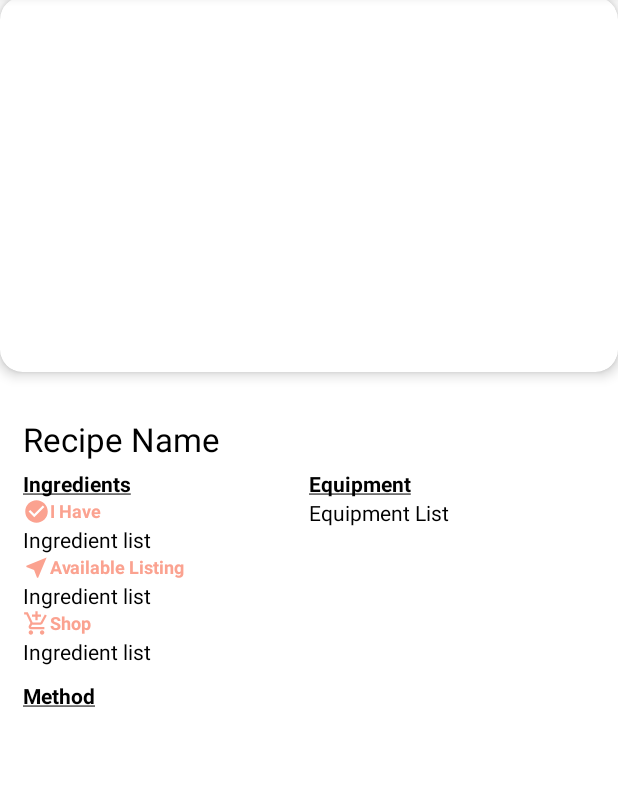
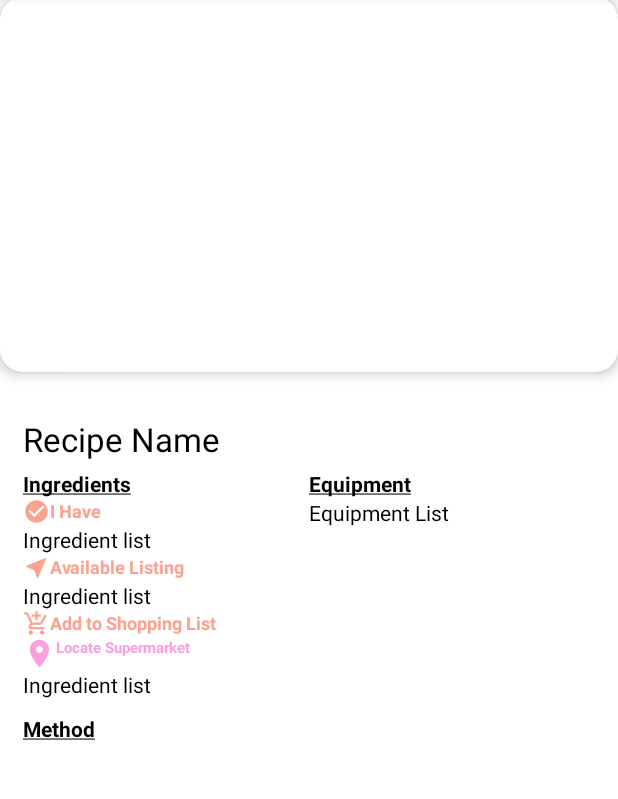
Before and after one commit to ellaburke/FYP, an Android app: the ViewFullRecipeActivity screen opened directly, with no data from a screen before it, on a phone screen of 412 x 824 dp, the part 87-886 px from its top. Run offline under Robolectric (Android 15) with nearby library versions, the phone set to English and light mode, and no system bars; our stand-ins replace Firebase (no records; nobody signed in at launch, a user with empty details on screens opened directly), Picasso; pictures from the network do not load; Roboto replaces fonts that are not available here; 3 statements that could not run were skipped.

Commit message:
7th April - Delete Items from MyKitchenIngredients2/ MyShoppingListActivity complete - Fixed adding to MyKitchenIngredients2 by ID - ViewFullRecipeActivity locate shops or add to shopping list

```diff
--- a/app/src/main/java/com/example/fyp_1/Recipe/ViewFullRecipeActivity.java
+++ b/app/src/main/java/com/example/fyp_1/Recipe/ViewFullRecipeActivity.java
@@ -21,6 +21,7 @@ import com.example.fyp_1.Maps.MapToShop;
 import com.example.fyp_1.MyKitchenItem;
 import com.example.fyp_1.R;
 import com.example.fyp_1.model.Listing;
+import com.example.fyp_1.model.MyShoppingListItem;
 import com.example.fyp_1.model.RecipeInstructionStep;
 import com.example.fyp_1.model.RecipeInstructionStepEquipment;
 import com.example.fyp_1.model.RecipeInstructionStepIngredient;
@@ -28,6 +29,7 @@ import com.example.fyp_1.model.RecipeInstructions;
 import com.fasterxml.jackson.core.JsonProcessingException;
 import com.fasterxml.jackson.databind.ObjectMapper;
 import com.google.firebase.auth.FirebaseAuth;
+import com.google.firebase.auth.FirebaseUser;
 import com.google.firebase.database.DataSnapshot;
 import com.google.firebase.database.DatabaseError;
 import com.google.firebase.database.DatabaseReference;
@@ -53,7 +55,7 @@ public class ViewFullRecipeActivity extends AppCompatActivity {
     String myIngList = "";
     String recipeNameToDisplay, recipeImageURLToDisplay;
     ImageView recipeImageView;
-    TextView recipeNameTV, recipeIngredientTV, recipeIngredientListTV, recipeIngredientListTVListed, recipeIngredientListTVShop, ingredientEquipmentTV, ingredientEquipmentListTV, ingredientMethodTV, ingredientMethodListTV, shopTVToMap, listingsAvailableNearMe;
+    TextView recipeNameTV, recipeIngredientTV, recipeIngredientListTV, recipeIngredientListTVListed, recipeIngredientListTVShop, ingredientEquipmentTV, ingredientEquipmentListTV, ingredientMethodTV, ingredientMethodListTV, addToShoppingListTV, listingsAvailableNearMe, locateSupermarket;
 
     //RCV compnents
     RecyclerView mRecyclerView;
@@ -64,6 +66,13 @@ public class ViewFullRecipeActivity extends AppCompatActivity {
     DatabaseReference rootRef;
     DatabaseReference kitchenItemRef;
     private FirebaseAuth mAuth;
+    private FirebaseUser user;
+    private String userId;
+    String itemId;
+    DatabaseReference mDatabaseRef;
+
+    //MyShoppingListItem & List
+    MyShoppingListItem myShoppingListItem;
 
     @RequiresApi(api = Build.VERSION_CODES.O)
     @Override
@@ -82,16 +91,20 @@ public class ViewFullRecipeActivity extends AppCompatActivity {
         ingredientEquipmentListTV = (TextView) findViewById(R.id.displayFullRecipeEquipmentListTV);
         ingredientMethodTV = (TextView) findViewById(R.id.displayFullRecipeMethodTV);
         ingredientMethodTV.setPaintFlags(ingredientMethodTV.getPaintFlags() | Paint.UNDERLINE_TEXT_FLAG);
-        shopTVToMap = (TextView) findViewById(R.id.TVIWillShopFor);
+        addToShoppingListTV = (TextView) findViewById(R.id.TVIWillShopFor);
         listingsAvailableNearMe = (TextView) findViewById(R.id.TVListedNearMe);
         listingsAvailableNearMe.setTooltipText("Click ingredient to view listings");
         //ingredientMethodListTV = (TextView) findViewById(R.id.displayFullRecipeMethodStepsTV);
+        locateSupermarket = (TextView) findViewById(R.id.TVLocateSupermarkets);
 
         //Firebase
         //Ref to kitchen item
         mAuth = FirebaseAuth.getInstance();
+        user = FirebaseAuth.getInstance().getCurrentUser();
+        userId = user.getUid();
         rootRef = FirebaseDatabase.getInstance().getReference();
         kitchenItemRef = rootRef.child(KITCHENITEM);
+        mDatabaseRef = FirebaseDatabase.getInstance().getReference("myShoppingListItems");
 
         Intent i = getIntent();
         recipeToDisplay = getIntent().getIntExtra("the_recipe_id", 0);
@@ -138,7 +151,7 @@ public class ViewFullRecipeActivity extends AppCompatActivity {
             @Override
             public void onClick(View v) {
                 String listedIngredientsString = recipeIngredientListTVListed.getText().toString();
-                String[] arr = listedIngredientsString.split(" ");
+                String[] arr = listedIngredientsString.split("\\r?\\n");
 
                 for ( String ingredientClicked : arr) {
                     System.out.println(ingredientClicked);
@@ -150,8 +163,28 @@ public class ViewFullRecipeActivity extends AppCompatActivity {
             }
         });
 
-        shopTVToMap.setTooltipText("Locate Nearest Supermarkets");
-        shopTVToMap.setOnClickListener(new View.OnClickListener() {
+        addToShoppingListTV.setTooltipText("Add Missing Ingredients to Shopping List");
+        addToShoppingListTV.setOnClickListener(new View.OnClickListener() {
+            @Override
+            public void onClick(View v) {
+                String shopForIngredientsString = recipeIngredientListTVShop.getText().toString();
+                String[] arr2 = shopForIngredientsString.split("\\r?\\n");
+                String listingToAddToShoppingList = "";
+
+                for ( String ingredientClicked : arr2) {
+                    System.out.println(ingredientClicked);
+
+                    itemId = mDatabaseRef.push().getKey();
+                    myShoppingListItem = new MyShoppingListItem(ingredientClicked, itemId, userId);
+
+                    mDatabaseRef.child(itemId).setValue(myShoppingListItem);
+
+                }
+            }
+        });
+
+        locateSupermarket.setTooltipText("Locate Nearest Supermarkets");
+        locateSupermarket.setOnClickListener(new View.OnClickListener() {
             @Override
             public void onClick(View v) {
                 Intent bringMeToGroceryShopIntent = new Intent(ViewFullRecipeActivity.this, MapToShop.class);
--- /dev/null
+++ b/app/src/main/res/drawable/ic_baseline_delete_24.xml
@@ -0,0 +1,5 @@
+<vector android:height="24dp" android:tint="#FFFFFF"
+    android:viewportHeight="24" android:viewportWidth="24"
+    android:width="24dp" xmlns:android="http://schemas.android.com/apk/res/android">
+    <path android:fillColor="@android:color/white" android:pathData="M6,19c0,1.1 0.9,2 2,2h8c1.1,0 2,-0.9 2,-2V7H6v12zM19,4h-3.5l-1,-1h-5l-1,1H5v2h14V4z"/>
+</vector>
--- /dev/null
+++ b/app/src/main/res/drawable/ic_baseline_filter_none_24.xml
@@ -0,0 +1,5 @@
+<vector android:height="18dp" android:tint="#000"
+    android:viewportHeight="24" android:viewportWidth="24"
+    android:width="18dp" xmlns:android="http://schemas.android.com/apk/res/android">
+    <path android:fillColor="@android:color/black" android:pathData="M3,5L1,5v16c0,1.1 0.9,2 2,2h16v-2L3,21L3,5zM21,1L7,1c-1.1,0 -2,0.9 -2,2v14c0,1.1 0.9,2 2,2h14c1.1,0 2,-0.9 2,-2L23,3c0,-1.1 -0.9,-2 -2,-2zM21,17L7,17L7,3h14v14z"/>
+</vector>
--- a/app/src/main/res/layout/activity_my_shopping_list.xml
+++ b/app/src/main/res/layout/activity_my_shopping_list.xml
@@ -63,6 +63,7 @@
             android:id="@+id/myShoppingListRecyclerView"
             android:layout_width="match_parent"
             android:layout_height="match_parent"
+            android:layout_marginBottom="70dp"
             app:layoutManager="androidx.recyclerview.widget.LinearLayoutManager" />
 
         <com.google.android.material.floatingactionbutton.FloatingActionButton
--- a/app/src/main/res/layout/activity_view_full_recipe.xml
+++ b/app/src/main/res/layout/activity_view_full_recipe.xml
@@ -128,11 +128,24 @@
                     android:layout_marginStart="15dp"
                     android:layout_marginLeft="15dp"
                     android:singleLine="false"
-                    android:text="Shop"
+                    android:text="@string/add_to_shopping_list"
                     android:drawableLeft="@drawable/ic_baseline_add_shopping_cart_24"
                     android:textColor="#FBA290"
                     android:textStyle="bold"
                     android:textSize="12sp" />
+
+                <TextView
+                    android:id="@+id/TVLocateSupermarkets"
+                    android:layout_width="wrap_content"
+                    android:layout_height="wrap_content"
+                    android:layout_marginStart="15dp"
+                    android:layout_marginLeft="15dp"
+                    android:singleLine="false"
+                    android:text="Locate Supermarket"
+                    android:drawableLeft="@drawable/ic_baseline_location_on_24"
+                    android:textColor="@color/wasteify_pink"
+                    android:textStyle="bold"
+                    android:textSize="10sp" />
 
                 <TextView
                     android:id="@+id/displayFullRecipeIngredientsListShopForTV"
```
Also changed, not shown: app/src/main/java/com/example/fyp_1/AllListingsTab/viewListingActivity.java (+5 -5 lines), app/src/main/java/com/example/fyp_1/MyKitchenIngredients2.java (+74 -27 lines), app/src/main/java/com/example/fyp_1/ShoppingListTab/MyShoppingListActivity.java (+55 -3 lines), app/src/main/java/com/example/fyp_1/ShoppingListTab/MyShoppingListAdapter.java (+24 -4 lines), app/src/main/res/layout-v21/activity_view_listing.xml (+6 -5 lines), app/src/main/res/layout/activity_my_kitchen_ingredients2.xml (+14 -0 lines), app/src/main/res/layout/activity_view_listing.xml (+5 -5 lines).
